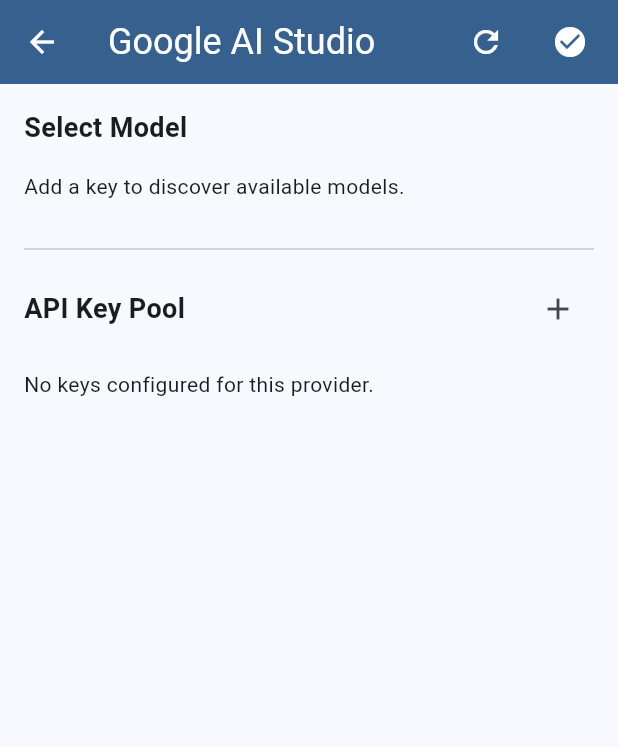
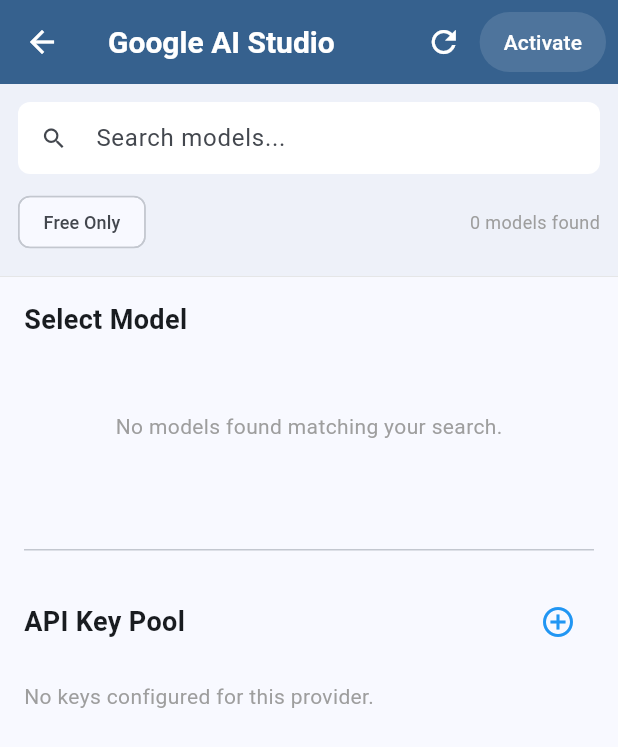
Before and after one commit to Rolandoepdw/flutter_ai_subscriptions, a Flutter app: the screen it shows after launch, after a tap on "Google AI Studio", on a phone screen of 412 x 824 dp. Shown: the top 747 px of the screen. Run offline on Flutter 3.47's test engine with Material 3 defaults, Android fonts, the phone set to English and light mode, and no system bars; our stand-ins replace equatable, flutter_bloc, flutter_secure_storage, get_it.

Commit message:
feat: Add model search, filtering, pricing details, and API key management

```diff
--- a/lib/features/ai_config/cubit/ai_config_state.dart
+++ b/lib/features/ai_config/cubit/ai_config_state.dart
@@ -15,6 +15,10 @@ class AIConfigState extends Equatable {
   final String? errorMessage;
   final String? successMessage;
 
+  // Search and Filtering
+  final String searchQuery;
+  final bool onlyFree;
+
   const AIConfigState({
     this.providers = const [],
     this.selectedProviderId,
@@ -24,7 +28,19 @@ class AIConfigState extends Equatable {
     this.status = AIConfigStatus.initial,
     this.errorMessage,
     this.successMessage,
+    this.searchQuery = '',
+    this.onlyFree = false,
   });
+
+  List<AIModel> getFilteredModels(String providerId) {
+    final allModels = providerModels[providerId] ?? [];
+    return allModels.where((model) {
+      final matchesSearch = model.name.toLowerCase().contains(searchQuery.toLowerCase()) ||
+                           model.id.toLowerCase().contains(searchQuery.toLowerCase());
+      final matchesFree = !onlyFree || model.tier.name == 'free';
+      return matchesSearch && matchesFree;
+    }).toList();
+  }
 
   AIConfigState copyWith({
     List<ProviderDefinition>? providers,
@@ -35,6 +51,8 @@ class AIConfigState extends Equatable {
     AIConfigStatus? status,
     String? errorMessage,
     String? successMessage,
+    String? searchQuery,
+    bool? onlyFree,
   }) {
     return AIConfigState(
       providers: providers ?? this.providers,
@@ -45,6 +63,8 @@ class AIConfigState extends Equatable {
       status: status ?? this.status,
       errorMessage: errorMessage ?? this.errorMessage,
       successMessage: successMessage ?? this.successMessage,
+      searchQuery: searchQuery ?? this.searchQuery,
+      onlyFree: onlyFree ?? this.onlyFree,
     );
   }
 
@@ -58,5 +78,7 @@ class AIConfigState extends Equatable {
         status,
         errorMessage,
         successMessage,
+        searchQuery,
+        onlyFree,
       ];
 }
--- a/lib/features/ai_config/models/ai_model.dart
+++ b/lib/features/ai_config/models/ai_model.dart
@@ -6,12 +6,16 @@ class AIModel extends Equatable {
   final String name;
   final AITier tier;
   final int? contextTokens;
+  final double? inputPrice; // Per 1M tokens
+  final double? outputPrice; // Per 1M tokens
 
   const AIModel({
     required this.id,
     required this.name,
     required this.tier,
     this.contextTokens,
+    this.inputPrice,
+    this.outputPrice,
   });
 
   Map<String, dynamic> toJson() {
@@ -20,6 +24,8 @@ class AIModel extends Equatable {
       'name': name,
       'tier': tier.name,
       'contextTokens': contextTokens,
+      'inputPrice': inputPrice,
+      'outputPrice': outputPrice,
     };
   }
 
@@ -29,9 +35,11 @@ class AIModel extends Equatable {
       name: json['name'],
       tier: AITier.values.byName(json['tier']),
       contextTokens: json['contextTokens'],
+      inputPrice: (json['inputPrice'] as num?)?.toDouble(),
+      outputPrice: (json['outputPrice'] as num?)?.toDouble(),
     );
   }
 
   @override
-  List<Object?> get props => [id, name, tier, contextTokens];
+  List<Object?> get props => [id, name, tier, contextTokens, inputPrice, outputPrice];
 }
--- a/lib/features/ai_config/ui/provider_detail_screen.dart
+++ b/lib/features/ai_config/ui/provider_detail_screen.dart
@@ -4,10 +4,23 @@ import '../cubit/ai_config_cubit.dart';
 import '../cubit/ai_config_state.dart';
 import '../models/ai_tier.dart';
 
-class ProviderDetailScreen extends StatelessWidget {
+class ProviderDetailScreen extends StatefulWidget {
   final String providerId;
 
   const ProviderDetailScreen({super.key, required this.providerId});
+
+  @override
+  State<ProviderDetailScreen> createState() => _ProviderDetailScreenState();
+}
+
+class _ProviderDetailScreenState extends State<ProviderDetailScreen> {
+  final TextEditingController _searchController = TextEditingController();
+
+  @override
+  void dispose() {
+    _searchController.dispose();
+    super.dispose();
+  }
 
   @override
   Widget build(BuildContext context) {
@@ -27,18 +40,17 @@ class ProviderDetailScreen extends StatelessWidget {
         }
       },
       builder: (context, state) {
-        final provider = state.providers.firstWhere((p) => p.id == providerId);
-        final selectedModelId = state.selectedModelIds[providerId];
-        final pool = state.keyPools[providerId];
-        final models = state.providerModels[providerId] ?? [];
-        final isSelectedProvider = state.selectedProviderId == providerId;
+        final provider = state.providers.firstWhere((p) => p.id == widget.providerId);
+        final selectedModelId = state.selectedModelIds[widget.providerId];
+        final pool = state.keyPools[widget.providerId];
+        final filteredModels = state.getFilteredModels(widget.providerId);
+        final isSelectedProvider = state.selectedProviderId == widget.providerId;
         final isDiscovering = state.status == AIConfigStatus.discoveryInProgress;
 
         return Scaffold(
           appBar: AppBar(
             backgroundColor: Theme.of(context).primaryColor,
-            titleTextStyle: const TextStyle(color: Colors.white, fontSize: 24),
-            actionsPadding: const EdgeInsets.all(8),
+            titleTextStyle: const TextStyle(color: Colors.white, fontSize: 20, fontWeight: FontWeight.bold),
             iconTheme: const IconThemeData(color: Colors.white),
             title: Text(provider.name),
             actions: [
@@ -56,18 +68,69 @@ class ProviderDetailScreen extends StatelessWidget {
               else
                 IconButton(
                   icon: const Icon(Icons.refresh),
-                  onPressed: () => context.read<AIConfigCubit>().refreshModels(providerId),
+                  onPressed: () => context.read<AIConfigCubit>().refreshModels(widget.providerId),
                 ),
               if (!isSelectedProvider)
-                const SizedBox(width: 8),
-              if (!isSelectedProvider)
-                IconButton(
-                  icon: const Icon(Icons.check_circle),
-                  onPressed: () => context.read<AIConfigCubit>().selectProvider(providerId),
+                Padding(
+                  padding: const EdgeInsets.only(right: 8.0),
+                  child: TextButton(
+                    style: TextButton.styleFrom(
+                      backgroundColor: Colors.white12,
+                      foregroundColor: Colors.white,
+                      padding: const EdgeInsets.symmetric(horizontal: 16),
+                    ),
+                    onPressed: () => context.read<AIConfigCubit>().selectProvider(widget.providerId),
+                    child: const Text('Activate'),
+                  ),
                 ),
             ],
           ),
-          body: SingleChildScrollView(
+          body: Column(
+            children: [
+              // Search and Filter Header
+              Container(
+                padding: const EdgeInsets.all(12.0),
+                decoration: BoxDecoration(
+                  color: Theme.of(context).primaryColor.withValues(alpha: 0.05),
+                  border: Border(bottom: BorderSide(color: Colors.grey.shade300, width: 0.5)),
+                ),
+                child: Column(
+                  children: [
+                    TextField(
+                      controller: _searchController,
+                      decoration: InputDecoration(
+                        hintText: 'Search models...',
+                        prefixIcon: const Icon(Icons.search),
+                        isDense: true,
+                        filled: true,
+                        fillColor: Colors.white,
+                        border: OutlineInputBorder(
+                          borderRadius: BorderRadius.circular(8),
+                          borderSide: BorderSide.none,
+                        ),
+                      ),
+                      onChanged: (val) => context.read<AIConfigCubit>().updateSearchQuery(val),
+                    ),
+                    const SizedBox(height: 8),
+                    Row(
+                      children: [
+                        FilterChip(
+                          label: const Text('Free Only', style: TextStyle(fontSize: 12)),
+                          selected: state.onlyFree,
+                          onSelected: (val) => context.read<AIConfigCubit>().toggleOnlyFree(val),
+                        ),
+                        const Spacer(),
+                        Text(
+                          '${filteredModels.length} models found',
+                          style: const TextStyle(fontSize: 12, color: Colors.grey),
+                        ),
+                      ],
+                    ),
+                  ],
+                ),
+              ),
+              Expanded(
+                child: SingleChildScrollView(
                   padding: const EdgeInsets.all(16.0),
                   child: Column(
                     crossAxisAlignment: CrossAxisAlignment.start,
@@ -76,62 +139,66 @@ class ProviderDetailScreen extends StatelessWidget {
                         'Select Model',
                         style: TextStyle(fontSize: 18, fontWeight: FontWeight.bold),
                       ),
-                if (models.isEmpty)
-                  Padding(
-                    padding: const EdgeInsets.symmetric(vertical: 16.0),
-                    child: Column(
-                      children: [
-                        const Text('Add a key to discover available models.'),
-                        if (isDiscovering)
+                      if (filteredModels.isEmpty)
                         const Padding(
-                            padding: EdgeInsets.only(top: 8.0),
-                            child: LinearProgressIndicator(),
-                          ),
-                      ],
-                    ),
+                          padding: EdgeInsets.symmetric(vertical: 48.0),
+                          child: Center(child: Text('No models found matching your search.', style: TextStyle(color: Colors.grey))),
                         )
                       else
-                  const SizedBox(height: 8),
-                ...models.map((model) {
-                  final tokens = model.contextTokens != null
-                    ? (model.contextTokens! >= 1000
+                        const SizedBox(height: 12),
+                      ...filteredModels.map((model) {
+                        final tokensStr = model.contextTokens != null
+                          ? (model.contextTokens! >= 1000000
+                              ? '${(model.contextTokens! / 1000000).toStringAsFixed(1)}M'
+                              : (model.contextTokens! >= 1000
                                   ? '${(model.contextTokens! / 1000).toStringAsFixed(0)}K'
-                        : '${model.contextTokens}')
+                                  : '${model.contextTokens}'))
                           : '---';
 
+                        final inputPrice = model.inputPrice != null ? '\$${model.inputPrice!.toStringAsFixed(2)}' : '0.00';
+                        final outputPrice = model.outputPrice != null ? '\$${model.outputPrice!.toStringAsFixed(2)}' : '0.00';
+                        final costStr = model.tier == AITier.free ? 'Free' : 'In: $inputPrice | Out: $outputPrice / 1M';
+
                         return RadioListTile<String>(
-                    title: Text(model.name, overflow: TextOverflow.ellipsis),
-                    subtitle: Row(
+                          contentPadding: EdgeInsets.zero,
+                          title: Text(model.name, style: const TextStyle(fontSize: 15, fontWeight: FontWeight.w500)),
+                          subtitle: Column(
+                            crossAxisAlignment: CrossAxisAlignment.start,
                             children: [
-                        Text(model.tier == AITier.free ? 'Free' : 'Paid'),
-                        const Spacer(),
+                              Text(costStr, style: TextStyle(fontSize: 11, color: model.tier == AITier.free ? Colors.green : Colors.orange.shade700)),
+                              const SizedBox(height: 2),
+                              Row(
+                                children: [
                                   Container(
-                          padding: const EdgeInsets.symmetric(horizontal: 6, vertical: 2),
+                                    padding: const EdgeInsets.symmetric(horizontal: 6, vertical: 1),
                                     decoration: BoxDecoration(
                                       color: Colors.blue.withValues(alpha: 0.1),
                                       borderRadius: BorderRadius.circular(4),
                                     ),
                                     child: Text(
-                            tokens,
+                                      '$tokensStr ctx',
                                       style: const TextStyle(fontSize: 10, fontWeight: FontWeight.bold, color: Colors.blue),
                                     ),
                                   ),
-                        const SizedBox(width: 8),
-                        model.tier == AITier.free
-                            ? const Icon(Icons.money_off, color: Colors.green, size: 16)
-                            : const Icon(Icons.attach_money, color: Colors.orange, size: 16),
+                                  const Spacer(),
+                                  if (model.tier == AITier.free)
+                                    const Icon(Icons.money_off, color: Colors.green, size: 14)
+                                  else
+                                    const Icon(Icons.attach_money, color: Colors.orange, size: 14),
+                                ],
+                              ),
                             ],
                           ),
                           value: model.id,
                           groupValue: selectedModelId,
                           onChanged: (val) {
                             if (val != null) {
-                        context.read<AIConfigCubit>().selectModel(providerId, val);
+                              context.read<AIConfigCubit>().selectModel(widget.providerId, val);
                             }
                           },
                         );
                       }),
-                const Divider(height: 32),
+                      const Divider(height: 48),
                       Row(
                         mainAxisAlignment: MainAxisAlignment.spaceBetween,
                         children: [
@@ -140,15 +207,15 @@ class ProviderDetailScreen extends StatelessWidget {
                             style: TextStyle(fontSize: 18, fontWeight: FontWeight.bold),
                           ),
                           IconButton(
-                      icon: const Icon(Icons.add),
-                      onPressed: isDiscovering ? null : () => _showAddKeyDialog(context, providerId),
+                            icon: const Icon(Icons.add_circle_outline, color: Colors.blue),
+                            onPressed: isDiscovering ? null : () => _showAddKeyDialog(context, widget.providerId),
                           ),
                         ],
                       ),
                       if (pool == null || pool.keys.isEmpty)
                         const Padding(
                           padding: EdgeInsets.symmetric(vertical: 16.0),
-                    child: Text('No keys configured for this provider.'),
+                          child: Text('No keys configured for this provider.', style: TextStyle(color: Colors.grey)),
                         )
                       else
                         ListView.builder(
@@ -160,17 +227,25 @@ class ProviderDetailScreen extends StatelessWidget {
                             final isActive = pool.activeIndex == index;
 
                             return ListTile(
+                              contentPadding: EdgeInsets.zero,
                               leading: Icon(
                                 key.isExhausted ? Icons.error_outline : Icons.vpn_key,
                                 color: key.isExhausted ? Colors.red : (isActive ? Colors.blue : Colors.grey),
                               ),
                               title: Text('••••${key.value.substring(key.value.length > 4 ? key.value.length - 4 : 0)}'),
                               subtitle: Text(key.isExhausted ? 'Exhausted' : (isActive ? 'Active' : 'Standby')),
+                              trailing: IconButton(
+                                icon: const Icon(Icons.delete_outline, color: Colors.redAccent, size: 20),
+                                onPressed: () => context.read<AIConfigCubit>().removeKey(widget.providerId, key.value),
+                              ),
                             );
                           },
                         ),
                     ],
                   ),
+                ),
+              ),
+            ],
           ),
         );
       },
@@ -193,7 +268,7 @@ class ProviderDetailScreen extends StatelessWidget {
             onPressed: () => Navigator.pop(context),
             child: const Text('Cancel'),
           ),
-          TextButton(
+          ElevatedButton(
             onPressed: () {
               if (controller.text.isNotEmpty) {
                 context.read<AIConfigCubit>().addKey(providerId, controller.text);
--- a/lib/features/ai_config/ui/provider_list_screen.dart
+++ b/lib/features/ai_config/ui/provider_list_screen.dart
@@ -12,8 +12,9 @@ class ProviderListScreen extends StatelessWidget {
     return Scaffold(
       appBar: AppBar(
         backgroundColor: Theme.of(context).primaryColor,
-        titleTextStyle: const TextStyle(color: Colors.white, fontSize: 24),
-        title: const Text('AI Configuration'),
+        titleTextStyle: const TextStyle(color: Colors.white, fontSize: 22, fontWeight: FontWeight.bold),
+        iconTheme: const IconThemeData(color: Colors.white),
+        title: const Text('AI Providers'),
       ),
       body: BlocBuilder<AIConfigCubit, AIConfigState>(
         builder: (context, state) {
@@ -22,11 +23,16 @@ class ProviderListScreen extends StatelessWidget {
           }
 
           if (state.status == AIConfigStatus.error) {
-            return Center(child: Text('Error: ${state.errorMessage}'));
+            return Center(child: Padding(
+              padding: const EdgeInsets.all(24.0),
+              child: Text('Error: ${state.errorMessage}', textAlign: TextAlign.center),
+            ));
           }
 
-          return ListView.builder(
+          return ListView.separated(
+            padding: const EdgeInsets.symmetric(vertical: 8),
             itemCount: state.providers.length,
+            separatorBuilder: (context, index) => const Divider(height: 1),
             itemBuilder: (context, index) {
               final provider = state.providers[index];
               final isSelected = state.selectedProviderId == provider.id;
@@ -36,12 +42,12 @@ class ProviderListScreen extends StatelessWidget {
 
               return ListTile(
                 leading: CircleAvatar(
-                  backgroundColor: Colors.grey[200],
-                  child: const Icon(Icons.psychology),
+                  backgroundColor: isSelected ? Colors.blue.shade100 : Colors.grey[200],
+                  child: Icon(Icons.psychology, color: isSelected ? Colors.blue : Colors.grey),
                 ),
-                title: Text(provider.name),
+                title: Text(provider.name, style: TextStyle(fontWeight: isSelected ? FontWeight.bold : FontWeight.normal)),
                 subtitle: Text('$keyCount keys • ${models.length} models'),
-                trailing: isSelected ? const Icon(Icons.check_circle, color: Colors.blue) : null,
+                trailing: isSelected ? const Icon(Icons.check_circle, color: Colors.blue) : const Icon(Icons.chevron_right),
                 onTap: () {
                   Navigator.push(
                     context,
```
Also changed, not shown: lib/features/ai_config/cubit/ai_config_cubit.dart (+23 -5 lines), lib/features/ai_config/services/ai_config_manager.dart (+63 -4 lines), lib/features/ai_config/services/discovery_service.dart (+45 -72 lines). Lines whose indentation alone changed are shown as unchanged.
